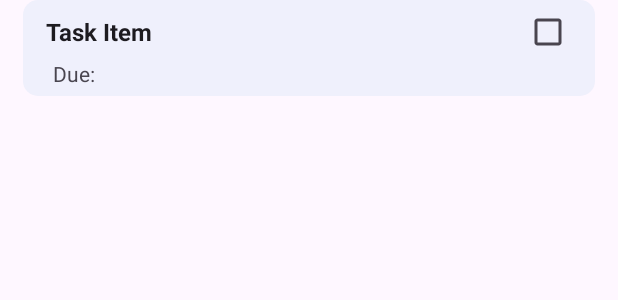
After one commit to sunnylam9876/TaskManager-Android, an Android app: the layout recycler_task_cell.xml on its own in the app's theme, with its tools: preview values and no code run, on a phone screen of 412 x 824 dp. The commit adds this screen. Shown: the top 300 px of the screen. Run offline under Robolectric (Android 15) with nearby library versions, the phone set to English and light mode, and no system bars.

Commit message:
completed task list in dashboard page

```diff
--- a/app/src/main/java/com/example/taskmanager/Class/DateClass.java
+++ b/app/src/main/java/com/example/taskmanager/Calendar/DateClass.java
@@ -1,4 +1,4 @@
-package com.example.taskmanager.Class;
+package com.example.taskmanager.Calendar;
 
 import java.util.ArrayList;
 
--- /dev/null
+++ b/app/src/main/res/layout/recycler_task_cell.xml
@@ -0,0 +1,39 @@
+<?xml version="1.0" encoding="utf-8"?>
+<androidx.constraintlayout.widget.ConstraintLayout xmlns:android="http://schemas.android.com/apk/res/android"
+    xmlns:tools="http://schemas.android.com/tools"
+    android:layout_width="match_parent"
+    android:layout_height="wrap_content"
+    android:paddingLeft="15dp"
+    android:paddingRight="15dp">
+
+    <LinearLayout
+        android:layout_width="match_parent"
+        android:layout_height="match_parent"
+        android:background="@drawable/background_task"
+        android:orientation="vertical"
+        tools:layout_editor_absoluteX="15dp">
+
+        <CheckedTextView
+            android:id="@+id/checkedTextView"
+            android:layout_width="match_parent"
+            android:layout_height="wrap_content"
+            android:layout_marginLeft="15dp"
+            android:layout_marginTop="5dp"
+
+            android:layout_marginRight="15dp"
+            android:layout_marginBottom="2dp"
+            android:checkMark="?android:attr/listChoiceIndicatorMultiple"
+            android:gravity="center"
+            android:text="Task Item"
+            android:textSize="16sp"
+            android:textStyle="bold" />
+
+        <TextView
+            android:id="@+id/tvTaskListDue"
+            android:layout_width="match_parent"
+            android:layout_height="wrap_content"
+            android:layout_marginLeft="20dp"
+            android:layout_marginBottom="5dp"
+            android:text="Due:" />
+    </LinearLayout>
+</androidx.constraintlayout.widget.ConstraintLayout>
```
Also changed, not shown: app/src/main/java/com/example/taskmanager/Calendar/MyCalendarAdapter.java (renamed from app/src/main/java/com/example/taskmanager/calendar/MyCalendarAdapter.java, +5 -5 lines), app/src/main/java/com/example/taskmanager/DashBoard.java (+41 -14 lines), app/src/main/java/com/example/taskmanager/TaskList/MyTaskListAdapter.java (added, +67 -0 lines), app/src/main/java/com/example/taskmanager/TaskList/TaskClass.java (added, +45 -0 lines), app/src/main/java/com/example/taskmanager/calendar/CalendarAdapter.java (deleted, +0 -58 lines), app/src/main/java/com/example/taskmanager/calendar/CalendarViewHolder.java (deleted, +0 -30 lines), app/src/main/res/layout/activity_dashboard.xml (+10 -2 lines), app/src/main/res/drawable/background_task.xml (renamed from app/src/main/res/drawable/background.xml), app/src/main/res/layout/recycler_calendar_cell.xml (renamed from app/src/main/res/layout/calendar_cell.xml).
